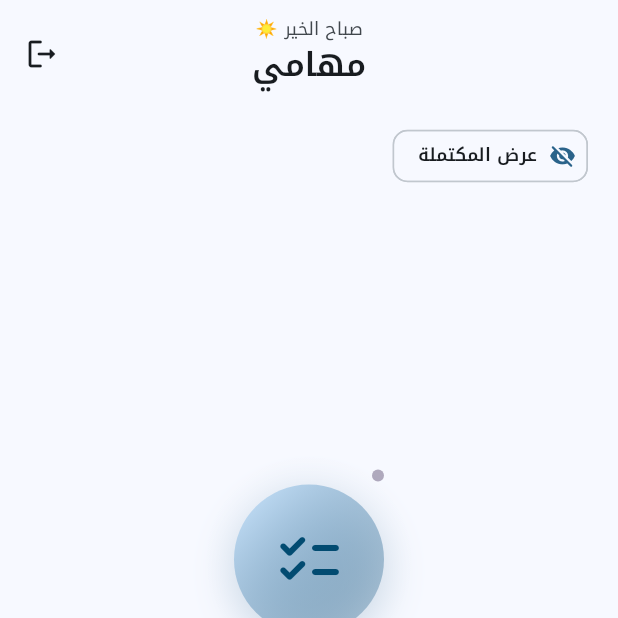
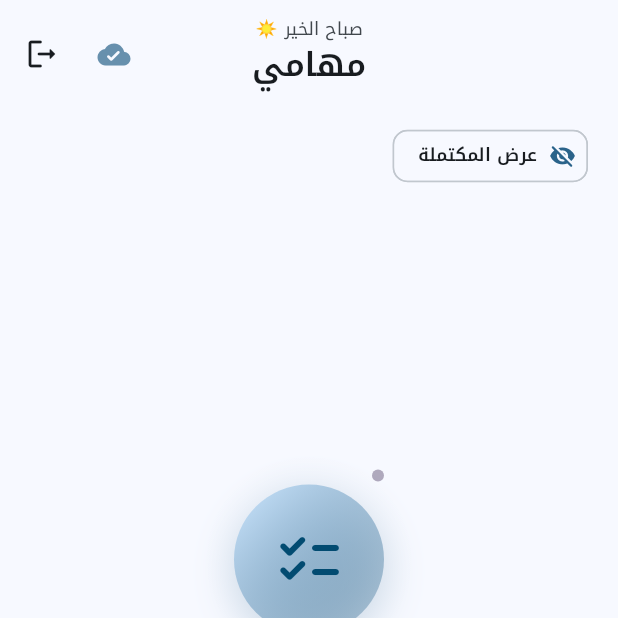
Before and after one commit to akrmcodes/mungiz, a Flutter app: the screen it shows once a user with an empty profile is signed in, on a phone screen of 412 x 824 dp, the top half of it. Run offline on Flutter 3.47's test engine with Material 3 defaults, Android fonts, the phone set to English and light mode, and no system bars; drawn by our look-alikes of flutter_animate; our stand-ins replace connectivity_plus, drift, flutter_riverpod, freezed_annotation, go_router, riverpod_annotation and 1 more; accounts and stored records are empty; generated files the repository leaves out were written again.

Commit message:
feat: implement sync engine and providers for offline-first synchronization with conflict resolution

```diff
--- /dev/null
+++ b/lib/features/sync/presentation/widgets/sync_indicator.dart
@@ -0,0 +1,116 @@
+/// Sync indicator widget — a sleek, animated cloud icon for the app bar.
+///
+/// Displays the current synchronisation state with smooth transitions:
+///   - **Idle**: Cloud with checkmark — all data is synced.
+///   - **Syncing**: Rotating sync arrows — sync in progress.
+///   - **Error**: Cloud with exclamation — last sync failed.
+///   - **Offline**: Cloud off — no network connectivity.
+library;
+
+import 'package:flutter/material.dart';
+import 'package:flutter_animate/flutter_animate.dart';
+import 'package:flutter_riverpod/flutter_riverpod.dart';
+import 'package:mungiz/features/sync/presentation/providers/sync_providers.dart';
+
+/// A compact sync status indicator designed for the app bar.
+///
+/// Watches [SyncStatusNotifier] and displays an animated icon
+/// reflecting the current sync state. Tapping triggers a manual sync.
+class SyncIndicator extends ConsumerWidget {
+  /// Creates a [SyncIndicator].
+  const SyncIndicator({super.key});
+
+  @override
+  Widget build(BuildContext context, WidgetRef ref) {
+    final status = ref.watch(syncControllerProvider);
+
+    final colorScheme = Theme.of(context).colorScheme;
+
+    return IconButton(
+      onPressed: status == SyncStatus.syncing
+          ? null
+          : () async => ref
+              .read(syncControllerProvider.notifier)
+              .manualSync(),
+      tooltip: _tooltip(status),
+      icon: AnimatedSwitcher(
+        duration: const Duration(milliseconds: 350),
+        switchInCurve: Curves.easeOutCubic,
+        switchOutCurve: Curves.easeInCubic,
+        transitionBuilder: (child, animation) {
+          return FadeTransition(
+            opacity: animation,
+            child: ScaleTransition(
+              scale: animation,
+              child: child,
+            ),
+          );
+        },
+        child: _buildIcon(
+          status: status,
+          colorScheme: colorScheme,
+        ),
+      ),
+    );
+  }
+
+  Widget _buildIcon({
+    required SyncStatus status,
+    required ColorScheme colorScheme,
+  }) {
+    switch (status) {
+      case SyncStatus.idle:
+        return Icon(
+          Icons.cloud_done_rounded,
+          key: const ValueKey('idle'),
+          color: colorScheme.primary.withValues(alpha: 0.7),
+          size: 22,
+        );
+
+      case SyncStatus.syncing:
+        return Icon(
+          Icons.sync_rounded,
+          key: const ValueKey('syncing'),
+          color: colorScheme.primary,
+          size: 22,
+        )
+            .animate(
+              onPlay: (c) => c.repeat(),
+            )
+            .rotate(
+              duration: 1200.ms,
+              curve: Curves.easeInOut,
+            );
+
+      case SyncStatus.error:
+        return Icon(
+          Icons.cloud_off_rounded,
+          key: const ValueKey('error'),
+          color: colorScheme.error,
+          size: 22,
+        );
+
+      case SyncStatus.offline:
+        return Icon(
+          Icons.cloud_off_outlined,
+          key: const ValueKey('offline'),
+          color: colorScheme.onSurfaceVariant
+              .withValues(alpha: 0.5),
+          size: 22,
+        );
+    }
+  }
+
+  String _tooltip(SyncStatus status) {
+    switch (status) {
+      case SyncStatus.idle:
+        return 'تمت المزامنة';
+      case SyncStatus.syncing:
+        return 'جارٍ المزامنة...';
+      case SyncStatus.error:
+        return 'فشلت المزامنة — انقر للمحاولة';
+      case SyncStatus.offline:
+        return 'غير متصل بالإنترنت';
+    }
+  }
+}
--- a/lib/features/tasks/presentation/screens/task_list_screen.dart
+++ b/lib/features/tasks/presentation/screens/task_list_screen.dart
@@ -21,6 +21,7 @@ import 'package:mungiz/core/database/app_database.dart';
 import 'package:mungiz/core/theme/app_spacing.dart';
 import 'package:mungiz/features/auth/data/auth_repository.dart';
 import 'package:mungiz/features/auth/data/profile_repository.dart';
+import 'package:mungiz/features/sync/presentation/widgets/sync_indicator.dart';
 import 'package:mungiz/features/tasks/presentation/providers/task_providers.dart';
 import 'package:mungiz/features/tasks/presentation/widgets/empty_tasks.dart';
 import 'package:mungiz/features/tasks/presentation/widgets/task_card.dart';
@@ -109,6 +110,9 @@ class _TaskListScreenState
         ),
         toolbarHeight: 72,
         actions: [
+          // ── Sync indicator ──
+          const SyncIndicator(),
+
           // ── Sign out ──
           IconButton(
             icon: const Icon(
```
Also changed, not shown: lib/features/sync/data/conflict_resolver.dart (added, +33 -0 lines), lib/features/sync/data/sync_engine.dart (added, +218 -0 lines), lib/features/sync/presentation/providers/sync_providers.dart (added, +162 -0 lines), lib/features/tasks/presentation/widgets/task_card.dart (+4 -6 lines), 1 other file.
